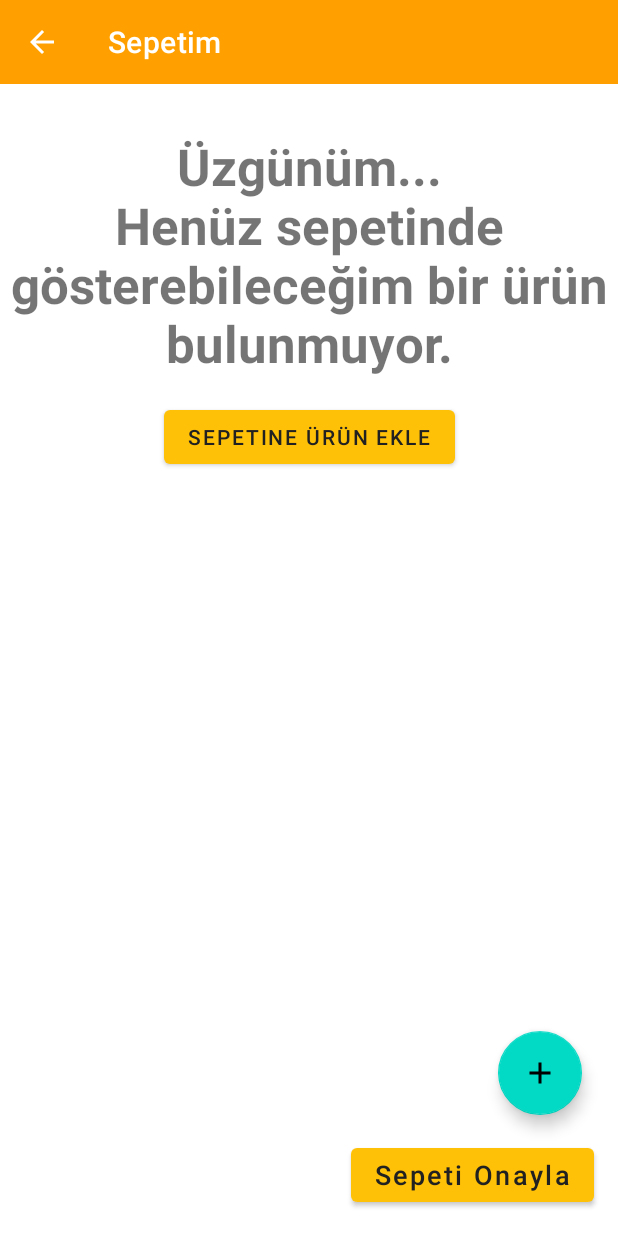
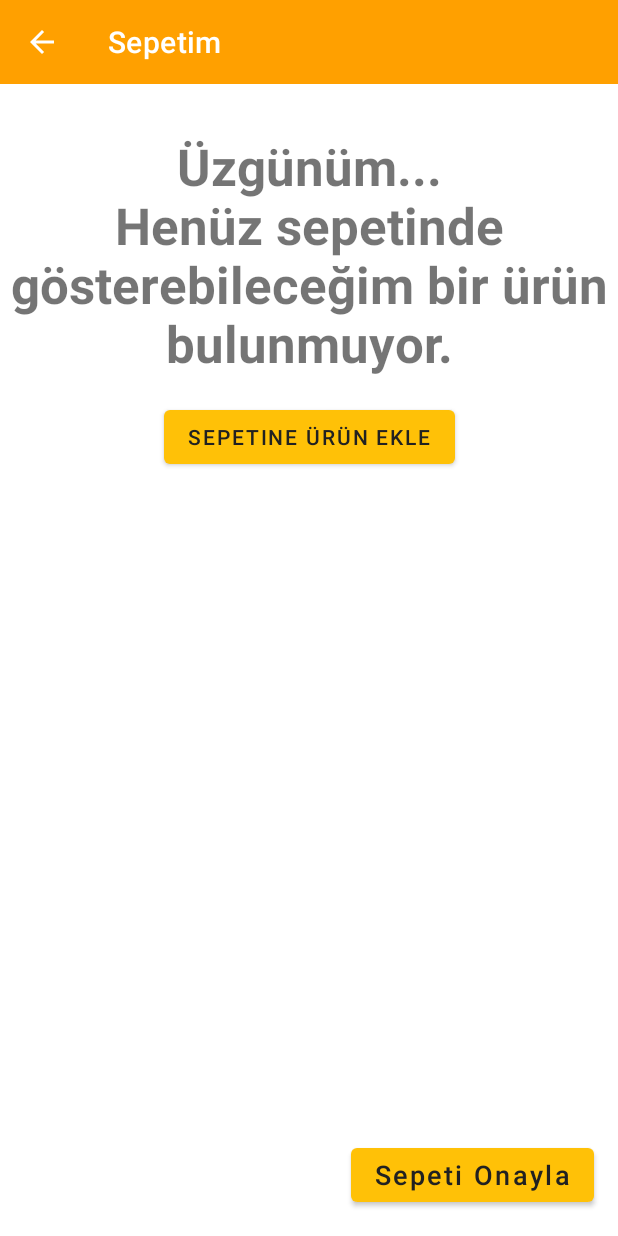
Before and after one commit to saduncakmakli/AndroidBootcampFinalProject, an Android app: the SepetFragment screen opened through its navigation route, on a phone screen of 412 x 824 dp. Run offline under Robolectric (Android 15) with nearby library versions, the light colour scheme and no system bars; our stand-ins replace data binding; 1 statement that could not run was skipped.

Commit message:
detay fragment back action button added in toolbar

```diff
--- a/app/src/main/java/com/example/siparisuygulamasi/adapter/SepetAdapter.kt
+++ b/app/src/main/java/com/example/siparisuygulamasi/adapter/SepetAdapter.kt
@@ -35,7 +35,7 @@ class SepetAdapter(var mContext: Context,
         val desing = SepetCardBinding.inflate(layoutInflater, parent, false)
 
         Log.e("DebugAdapter", "SepetAdapter")
-        ActiveData.sepetRecyclerViewCardsShown = true
+        viewModel.sepetRecyclerViewCardsShown = true
         return CardDesingHolder(desing)
     }
 
--- a/app/src/main/java/com/example/siparisuygulamasi/entity/ActiveData.kt
+++ b/app/src/main/java/com/example/siparisuygulamasi/entity/ActiveData.kt
@@ -14,6 +14,4 @@ object ActiveData {
     Recyclerview On scroll property seems unimportant for this bug.
      */
     var sepetAdapterActive = false
-
-    var sepetRecyclerViewCardsShown = false
 }
--- a/app/src/main/java/com/example/siparisuygulamasi/fragment/SepetFragment.kt
+++ b/app/src/main/java/com/example/siparisuygulamasi/fragment/SepetFragment.kt
@@ -1,6 +1,7 @@
 package com.example.siparisuygulamasi.fragment
 
 import android.os.Bundle
+import android.os.CountDownTimer
 import android.util.Log
 import android.view.LayoutInflater
 import android.view.MenuItem
@@ -29,7 +30,7 @@ class SepetFragment : Fragment() {
     override fun onCreateView(inflater: LayoutInflater, container: ViewGroup?, savedInstanceState: Bundle?): View? {
         desing = DataBindingUtil.inflate(inflater,R.layout.fragment_sepet, container, false)
         ActiveData.sepetAdapterActive = false
-        ActiveData.sepetRecyclerViewCardsShown = false
+        viewModel.sepetRecyclerViewCardsShown = false
 
         //TOOLBAR
         desing.toolbarTitle = "Sepetim"
@@ -66,6 +67,29 @@ class SepetFragment : Fragment() {
         //RW LAYOUT MANAGER
         desing.sepetRecyclerView.layoutManager = StaggeredGridLayoutManager(1, StaggeredGridLayoutManager.VERTICAL)
 
+        //LOTTIE AND CART İS EMPTY CONTROL
+        //Lottie oto-gone timer.
+        var TimerIsStarted = true
+        val timer = object: CountDownTimer(1000, 500) {
+            override fun onTick(millisUntilFinished: Long) {
+                if (!TimerIsStarted){
+                    if (viewModel.sepetRecyclerViewCardsShown == true) {
+                        desing.buttonSepeteUrunEkle.visibility = View.GONE
+                        desing.textViewSepetBos.visibility = View.GONE
+                    }else{
+                        desing.buttonSepeteUrunEkle.visibility = View.VISIBLE
+                        desing.textViewSepetBos.visibility = View.VISIBLE
+                    }
+                }
+                Log.e("DebugFragmentAnasayfa", "Lottie Timer tick")
+                TimerIsStarted = false
+            }
+            override fun onFinish() {}
+        }
+
+        //Timer and Coroutine Job Starters
+        timer.start()
+
 
         return desing.root
     }
--- a/app/src/main/java/com/example/siparisuygulamasi/fragment/YemekDetayFragment.kt
+++ b/app/src/main/java/com/example/siparisuygulamasi/fragment/YemekDetayFragment.kt
@@ -1,14 +1,17 @@
 package com.example.siparisuygulamasi.fragment
 
 import android.os.Bundle
+import android.util.Log
 import androidx.fragment.app.Fragment
 import android.view.LayoutInflater
+import android.view.MenuItem
 import android.view.View
 import android.view.ViewGroup
 import android.widget.Toast
 import androidx.appcompat.app.AppCompatActivity
 import androidx.databinding.DataBindingUtil
 import androidx.fragment.app.viewModels
+import androidx.navigation.Navigation
 import androidx.navigation.fragment.navArgs
 import com.example.siparisuygulamasi.R
 import com.example.siparisuygulamasi.databinding.FragmentYemekDetayBinding
@@ -30,7 +33,10 @@ class YemekDetayFragment : Fragment() {
 
         //TOOLBAR
         desing.toolbarTitle = "Ürün Detayı"
+
+        setHasOptionsMenu(true)
         (activity as AppCompatActivity).setSupportActionBar(desing.detayToolbar)
+        (activity as AppCompatActivity).getSupportActionBar()!!.setDisplayHomeAsUpEnabled(true)
 
         //OBSERVER
         viewModel.yemekListesi.observe(viewLifecycleOwner){
@@ -96,4 +102,16 @@ class YemekDetayFragment : Fragment() {
         }
 
     }
+
+    override fun onOptionsItemSelected(item: MenuItem): Boolean {
+        Log.e("DebugSepetFragment", "Tollbarda bir tuşa basıldı.")
+        if (item.itemId == android.R.id.home) {
+            Log.e("DebugSepetFragment", "Geri Tuşuna Basıldı.")
+            //getParentFragmentManager().popBackStack() //Hataya sebep oluyor
+            val direction = YemekDetayFragmentDirections.actionYemekDetayFragmentToAnasayfaFragment()
+            Navigation.findNavController(requireView()).navigate(direction)
+            return true
+        }
+        else return super.onOptionsItemSelected(item)
+    }
 }
--- a/app/src/main/java/com/example/siparisuygulamasi/viewmodel/SepetFragmentViewModel.kt
+++ b/app/src/main/java/com/example/siparisuygulamasi/viewmodel/SepetFragmentViewModel.kt
@@ -15,6 +15,7 @@ class SepetFragmentViewModel : ViewModel()  {
     var sepetListesi = MutableLiveData<List<Sepet>>()
     val yemekRepo = YemekRepository()
     val sepetRepo = SepetRepository()
+    var sepetRecyclerViewCardsShown = false
 
     init {
         Log.e("DebugFragmentVM", "SepetFVM init")
--- a/app/src/main/res/layout/fragment_sepet.xml
+++ b/app/src/main/res/layout/fragment_sepet.xml
@@ -8,6 +8,7 @@
         <variable name="sepetFragment" type="com.example.siparisuygulamasi.fragment.SepetFragment"/>
         <variable name="sepetAdapter" type="com.example.siparisuygulamasi.adapter.SepetAdapter" />
         <import type="com.example.siparisuygulamasi.entity.ActiveData"/>
+        <import type="android.view.View"/>
     </data>
 
     <androidx.constraintlayout.widget.ConstraintLayout
@@ -73,9 +74,22 @@
             android:textAlignment="center"
             android:textSize="34sp"
             android:textStyle="bold"
+            android:visibility="gone"
             app:layout_constraintEnd_toEndOf="parent"
             app:layout_constraintStart_toStartOf="parent"
             app:layout_constraintTop_toBottomOf="@+id/sepetToolbar"
+            tools:visibility="gone" />
+
+        <Button
+            android:id="@+id/buttonSepeteUrunEkle"
+            android:layout_width="wrap_content"
+            android:layout_height="wrap_content"
+            android:layout_marginTop="16dp"
+            android:text="Sepetine ürün ekle"
+            android:visibility="gone"
+            app:layout_constraintEnd_toEndOf="parent"
+            app:layout_constraintStart_toStartOf="parent"
+            app:layout_constraintTop_toBottomOf="@+id/textViewSepetBos"
             tools:visibility="gone" />
 
         <androidx.appcompat.widget.Toolbar
@@ -95,36 +109,14 @@
             android:id="@+id/sepetRecyclerView"
             android:layout_width="0dp"
             android:layout_height="0dp"
-            android:layout_marginBottom="24dp"
+            android:layout_marginBottom="8dp"
             android:adapter="@{sepetAdapter}"
-            app:layout_constraintBottom_toTopOf="@+id/floatingActionButton"
+            app:layout_constraintBottom_toTopOf="@+id/textViewGonderimUcreti2"
             app:layout_constraintEnd_toEndOf="parent"
             app:layout_constraintStart_toStartOf="parent"
             app:layout_constraintTop_toBottomOf="@+id/sepetToolbar">
 
         </androidx.recyclerview.widget.RecyclerView>
 
-        <com.google.android.material.floatingactionbutton.FloatingActionButton
-            android:id="@+id/floatingActionButton"
-            android:layout_width="wrap_content"
-            android:layout_height="wrap_content"
-            android:layout_marginEnd="24dp"
-            android:layout_marginBottom="16dp"
-            android:clickable="true"
-            app:layout_constraintBottom_toTopOf="@+id/buttonSepetiOnayla2"
-            app:layout_constraintEnd_toEndOf="parent"
-            app:srcCompat="@drawable/ic_baseline_add_24" />
-
-        <Button
-            android:id="@+id/buttonSepeteUrunEkle"
-            android:layout_width="wrap_content"
-            android:layout_height="wrap_content"
-            android:layout_marginTop="16dp"
-            android:text="Sepetine ürün ekle"
-            app:layout_constraintEnd_toEndOf="parent"
-            app:layout_constraintStart_toStartOf="parent"
-            app:layout_constraintTop_toBottomOf="@+id/textViewSepetBos"
-            tools:visibility="gone" />
-
     </androidx.constraintlayout.widget.ConstraintLayout>
 </layout>
--- a/app/src/main/res/navigation/siparis_nav.xml
+++ b/app/src/main/res/navigation/siparis_nav.xml
@@ -37,6 +37,9 @@
         <argument
             android:name="sepetYemekAdet"
             app:argType="integer" />
+        <action
+            android:id="@+id/action_yemekDetayFragment_to_anasayfaFragment"
+            app:destination="@id/anasayfaFragment" />
     </fragment>
     <fragment
         android:id="@+id/girisFragment"
```
